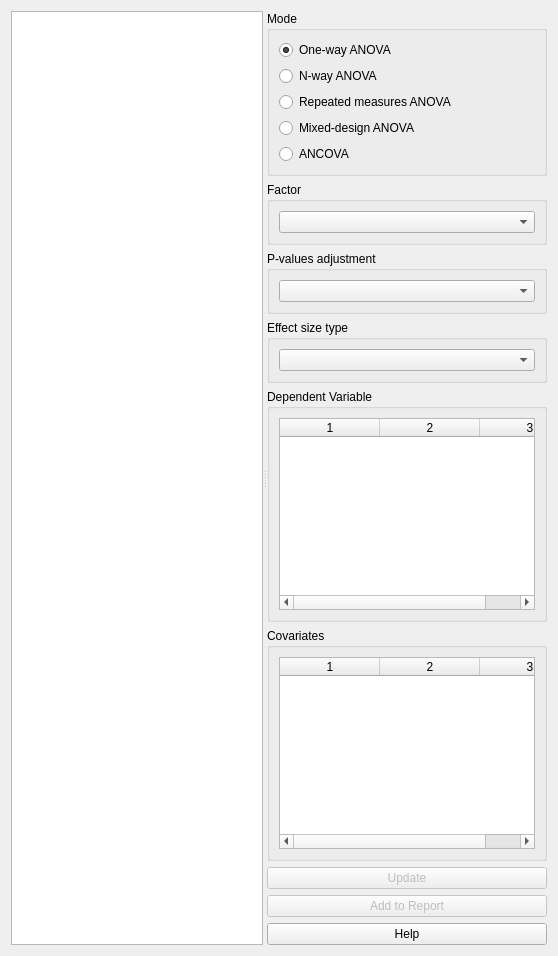
Old version of the form tse_analytics/views/analysis/anova_widget.ui in the repository TSE-Systems/tse-analytics.
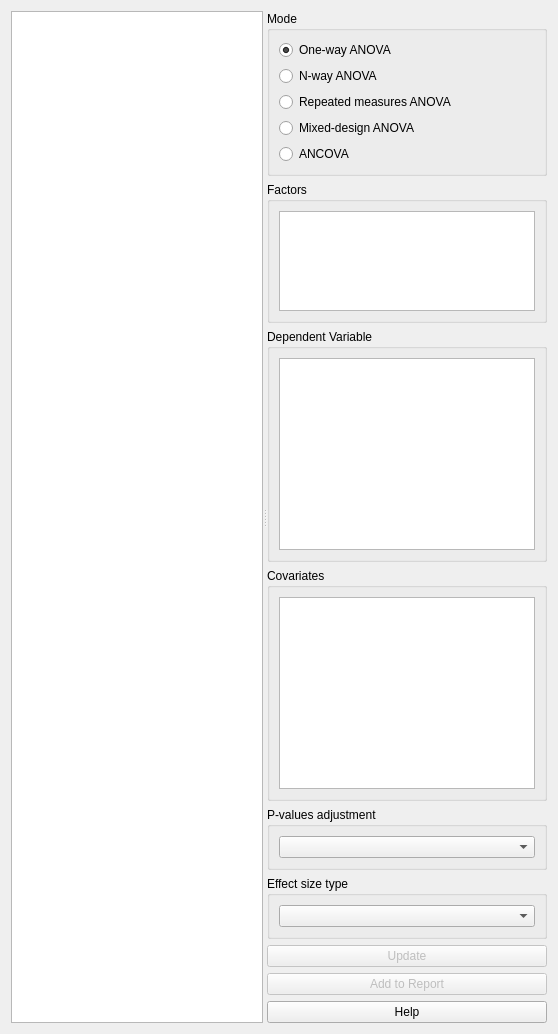
New version of the form. Icons and pictures are not drawn. Custom widgets are drawn as their Qt base class.

Commit message: - New    -- Multi-factor selection in ANOVA/ANCOVA widget. - New    -- Sphericity test for repeated/mixed ANOVA. - Change -- Redesigned post-hoc tests for different ANOVA/ANCOVA modes. - Change -- panda's copy_on_write mode is disabled for the time being. - Fix    -- Missing labels of X axis in the data plot.

```diff
--- a/tse_analytics/views/analysis/anova_widget.ui
+++ b/tse_analytics/views/analysis/anova_widget.ui
@@ -17,7 +17,7 @@
      </property>
      <widget class="QTextEdit" name="textEdit">
       <property name="sizePolicy">
-       <sizepolicy hsizetype="Preferred" vsizetype="Preferred">
+       <sizepolicy hsizetype="Expanding" vsizetype="Expanding">
         <horstretch>1</horstretch>
         <verstretch>0</verstretch>
        </sizepolicy>
@@ -25,6 +25,9 @@
       <property name="undoRedoEnabled">
        <bool>false</bool>
       </property>
+      <property name="lineWrapMode">
+       <enum>QTextEdit::NoWrap</enum>
+      </property>
       <property name="readOnly">
        <bool>true</bool>
       </property>
@@ -81,11 +84,48 @@
        <item>
         <widget class="QGroupBox" name="groupBoxFactor">
          <property name="title">
-          <string>Factor</string>
+          <string>Factors</string>
          </property>
          <layout class="QVBoxLayout" name="verticalLayout_8">
           <item>
-           <widget class="FactorSelector" name="factorSelector"/>
+           <widget class="FactorsTableWidget" name="tableWidgetFactors">
+            <property name="sizePolicy">
+             <sizepolicy hsizetype="Expanding" vsizetype="Minimum">
+              <horstretch>0</horstretch>
+              <verstretch>0</verstretch>
+             </sizepolicy>
+            </property>
+            <property name="maximumSize">
+             <size>
+              <width>16777215</width>
+              <height>100</height>
+             </size>
+            </property>
+           </widget>
+          </item>
+         </layout>
+        </widget>
+       </item>
+       <item>
+        <widget class="QGroupBox" name="groupBoxDependentVariable">
+         <property name="title">
+          <string>Dependent Variable</string>
+         </property>
+         <layout class="QVBoxLayout" name="verticalLayout_3">
+          <item>
+           <widget class="VariablesTableWidget" name="tableWidgetDependentVariable"/>
+          </item>
+         </layout>
+        </widget>
+       </item>
+       <item>
+        <widget class="QGroupBox" name="groupBoxCovariates">
+         <property name="title">
+          <string>Covariates</string>
+         </property>
+         <layout class="QVBoxLayout" name="verticalLayout_4">
+          <item>
+           <widget class="VariablesTableWidget" name="tableWidgetCovariates"/>
           </item>
          </layout>
         </widget>
@@ -114,98 +154,6 @@
          </layout>
         </widget>
        </item>
-       <item>
-        <widget class="QGroupBox" name="groupBoxDependentVariable">
-         <property name="title">
-          <string>Dependent Variable</string>
-         </property>
-         <layout class="QVBoxLayout" name="verticalLayout_3">
-          <item>
-           <widget class="QTableWidget" name="tableWidgetDependentVariable">
-            <property name="editTriggers">
-             <set>QAbstractItemView::NoEditTriggers</set>
-            </property>
-            <property name="selectionMode">
-             <enum>QAbstractItemView::SingleSelection</enum>
-            </property>
-            <property name="selectionBehavior">
-             <enum>QAbstractItemView::SelectRows</enum>
-            </property>
-            <property name="verticalScrollMode">
-             <enum>QAbstractItemView::ScrollPerPixel</enum>
-            </property>
-            <property name="horizontalScrollMode">
-             <enum>QAbstractItemView::ScrollPerPixel</enum>
-            </property>
-            <property name="sortingEnabled">
-             <bool>true</bool>
-            </property>
-            <property name="columnCount">
-             <number>3</number>
-            </property>
-            <attribute name="verticalHeaderVisible">
-             <bool>false</bool>
-            </attribute>
-            <attribute name="verticalHeaderMinimumSectionSize">
-             <number>20</number>
-            </attribute>
-            <attribute name="verticalHeaderDefaultSectionSize">
-             <number>20</number>
-            </attribute>
-            <column/>
-            <column/>
-            <column/>
-           </widget>
-          </item>
-         </layout>
-        </widget>
-       </item>
-       <item>
-        <widget class="QGroupBox" name="groupBoxCovariates">
-         <property name="title">
-          <string>Covariates</string>
-         </property>
-         <layout class="QVBoxLayout" name="verticalLayout_4">
-          <item>
-           <widget class="QTableWidget" name="tableWidgetCovariates">
-            <property name="editTriggers">
-             <set>QAbstractItemView::NoEditTriggers</set>
-            </property>
-            <property name="selectionMode">
-             <enum>QAbstractItemView::MultiSelection</enum>
-            </property>
-            <property name="selectionBehavior">
-             <enum>QAbstractItemView::SelectRows</enum>
-            </property>
-            <property name="verticalScrollMode">
-             <enum>QAbstractItemView::ScrollPerPixel</enum>
-            </property>
-            <property name="horizontalScrollMode">
-             <enum>QAbstractItemView::ScrollPerPixel</enum>
-            </property>
-            <property name="sortingEnabled">
-             <bool>true</bool>
-            </property>
-            <property name="columnCount">
-             <number>3</number>
-            </property>
-            <attribute name="verticalHeaderVisible">
-             <bool>false</bool>
-            </attribute>
-            <attribute name="verticalHeaderMinimumSectionSize">
-             <number>20</number>
-            </attribute>
-            <attribute name="verticalHeaderDefaultSectionSize">
-             <number>20</number>
-            </attribute>
-            <column/>
-            <column/>
-            <column/>
-           </widget>
-          </item>
-         </layout>
-        </widget>
-       </item>
        <item>
         <widget class="QPushButton" name="pushButtonUpdate">
          <property name="enabled">
@@ -245,9 +193,14 @@
  </widget>
  <customwidgets>
   <customwidget>
-   <class>FactorSelector</class>
-   <extends>QComboBox</extends>
-   <header>tse_analytics.views.misc.factor_selector</header>
+   <class>VariablesTableWidget</class>
+   <extends>QTableWidget</extends>
+   <header>tse_analytics.views.misc.variables_table_widget</header>
+  </customwidget>
+  <customwidget>
+   <class>FactorsTableWidget</class>
+   <extends>QTableWidget</extends>
+   <header>tse_analytics.views.misc.factors_table_widget</header>
   </customwidget>
  </customwidgets>
  <resources>
```
Left out of the diff: 2 changed lines with no effect on the pictures. The commit also changes 28 other files.
